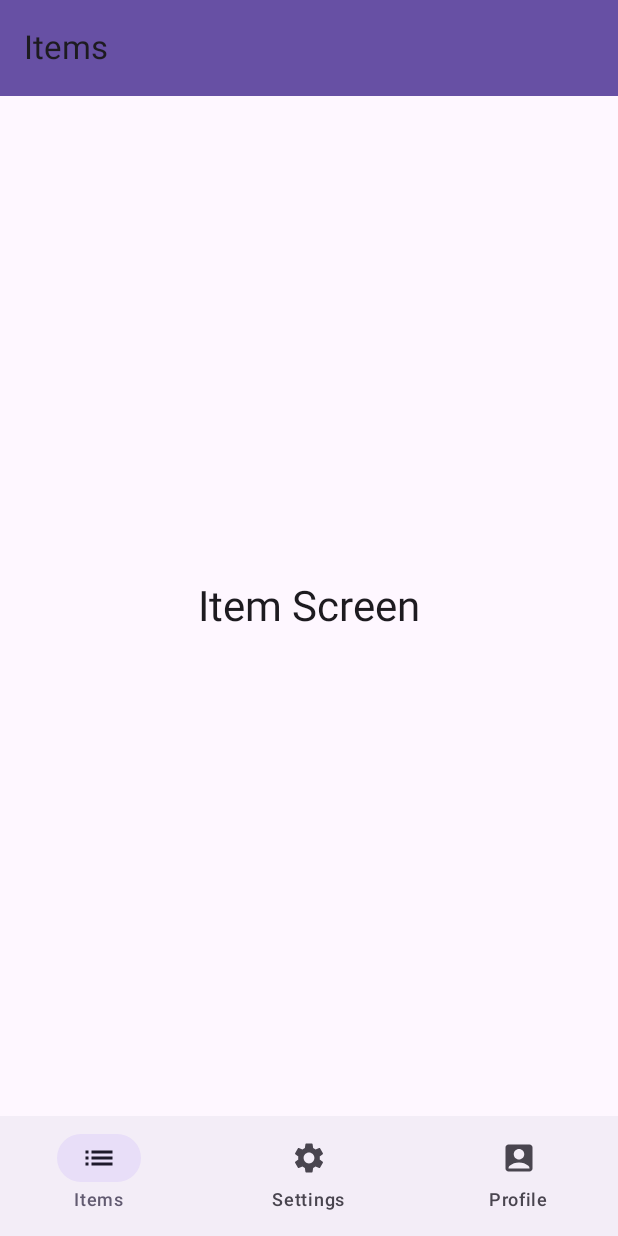
After one commit to Meleshko-Alex/TryCompose, an Android app built with Jetpack Compose: the @Preview function NavigationScreen, on a phone screen of 412 x 824 dp. The commit adds this screen. Run offline under Robolectric (Android 15) with nearby library versions, the phone set to English and light mode, and no system bars.

Commit message:
Add NavigationBar

```diff
--- a/app/src/main/AndroidManifest.xml
+++ b/app/src/main/AndroidManifest.xml
@@ -19,11 +19,11 @@
             android:exported="true"
             android:label="@string/title_activity_scaffold"
             android:theme="@style/Theme.TryCompose" >
-            <intent-filter>
+            <!--<intent-filter>
                 <action android:name="android.intent.action.MAIN" />
 
                 <category android:name="android.intent.category.LAUNCHER" />
-            </intent-filter>
+            </intent-filter>-->
         </activity>
         <activity
             android:name=".MainActivity"
--- a/app/src/main/java/com/meleha/trycompose/MainActivity.kt
+++ b/app/src/main/java/com/meleha/trycompose/MainActivity.kt
@@ -24,6 +24,7 @@ import androidx.compose.ui.unit.sp
 import com.meleha.trycompose.ui.btnTextfieldCheckBoxes.ScrollableScreen
 import com.meleha.trycompose.ui.lazyColumn.FastLazyColumn
 import com.meleha.trycompose.ui.lazyColumn.SimpleLazyColumn
+import com.meleha.trycompose.ui.navigationBar.NavigationScreen
 import com.meleha.trycompose.ui.perfectLazyColumn.ui.PerfectLazyColumn
 
 data class CounterState(
@@ -38,7 +39,8 @@ class MainActivity : ComponentActivity() {
             //ScrollableScreen()
             //SimpleLazyColumn()
             //FastLazyColumn()
-            PerfectLazyColumn()
+            //PerfectLazyColumn()
+            NavigationScreen()
         }
     }
 
--- /dev/null
+++ b/app/src/main/java/com/meleha/trycompose/ui/navigationBar/NavigationScreen.kt
@@ -0,0 +1,99 @@
+package com.meleha.trycompose.ui.navigationBar
+
+import androidx.compose.foundation.layout.Box
+import androidx.compose.foundation.layout.Column
+import androidx.compose.foundation.layout.fillMaxSize
+import androidx.compose.foundation.layout.fillMaxWidth
+import androidx.compose.material3.ExperimentalMaterial3Api
+import androidx.compose.material3.Icon
+import androidx.compose.material3.MaterialTheme
+import androidx.compose.material3.NavigationBar
+import androidx.compose.material3.NavigationBarItem
+import androidx.compose.material3.Surface
+import androidx.compose.material3.Text
+import androidx.compose.material3.TopAppBar
+import androidx.compose.material3.TopAppBarDefaults
+import androidx.compose.runtime.Composable
+import androidx.compose.runtime.getValue
+import androidx.compose.runtime.mutableStateOf
+import androidx.compose.runtime.remember
+import androidx.compose.runtime.setValue
+import androidx.compose.ui.Alignment
+import androidx.compose.ui.Modifier
+import androidx.compose.ui.tooling.preview.Preview
+import androidx.compose.ui.unit.sp
+
+@OptIn(ExperimentalMaterial3Api::class)
+@Composable
+@Preview(showSystemUi = true)
+fun NavigationScreen() {
+    var currentTab by remember {
+        mutableStateOf(Tab.Items)
+    }
+
+    Column(
+        modifier = Modifier.fillMaxSize()
+    ) {
+        TopAppBar(
+            title = { Text(text = currentTab.label) },
+            colors = TopAppBarDefaults.smallTopAppBarColors(
+                containerColor = MaterialTheme.colorScheme.primary
+            )
+        )
+
+        Surface(
+            color = MaterialTheme.colorScheme.background,
+            modifier = Modifier
+                .fillMaxWidth()
+                .weight(1.0f)
+        ) {
+            TabScreen(tab = currentTab)
+        }
+
+        NavigationBar {
+            Tab.values().forEach { tab ->
+                NavigationBarItem(
+                    selected = tab == currentTab,
+                    onClick = { currentTab = tab },
+                    label = { Text(text = tab.label) },
+                    icon = {
+                        Icon(
+                            imageVector = tab.icon,
+                            contentDescription = null
+                        )
+                    }
+                )
+            }
+        }
+    }
+}
+
+@Composable
+fun ItemsScreen() {
+    Box(contentAlignment = Alignment.Center) {
+        Text(text = "Item Screen", fontSize = 28.sp)
+    }
+}
+
+@Composable
+fun SettingsScreen() {
+    Box(contentAlignment = Alignment.Center) {
+        Text(text = "Settings Screen", fontSize = 28.sp)
+    }
+}
+
+@Composable
+fun ProfileScreen() {
+    Box(contentAlignment = Alignment.Center) {
+        Text(text = "Profile Screen", fontSize = 28.sp)
+    }
+}
+
+@Composable
+fun TabScreen(tab: Tab) {
+    when(tab) {
+        Tab.Items -> ItemsScreen()
+        Tab.Settings -> SettingsScreen()
+        Tab.Profile -> ProfileScreen()
+    }
+}
--- /dev/null
+++ b/app/src/main/java/com/meleha/trycompose/ui/navigationBar/Tab.kt
@@ -0,0 +1,16 @@
+package com.meleha.trycompose.ui.navigationBar
+
+import androidx.compose.material.icons.Icons
+import androidx.compose.material.icons.filled.AccountBox
+import androidx.compose.material.icons.filled.List
+import androidx.compose.material.icons.filled.Settings
+import androidx.compose.ui.graphics.vector.ImageVector
+
+enum class Tab(
+    val label: String,
+    val icon: ImageVector
+) {
+    Items("Items", Icons.Default.List),
+    Settings("Settings", Icons.Default.Settings),
+    Profile("Profile", Icons.Default.AccountBox)
+}
```
